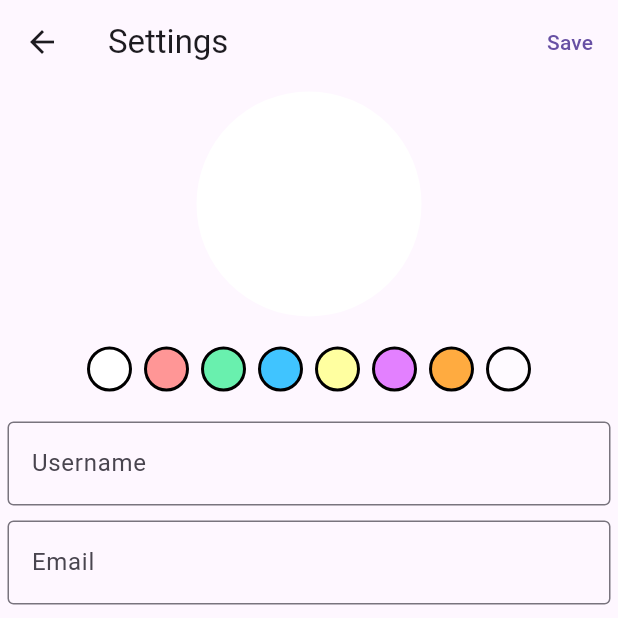
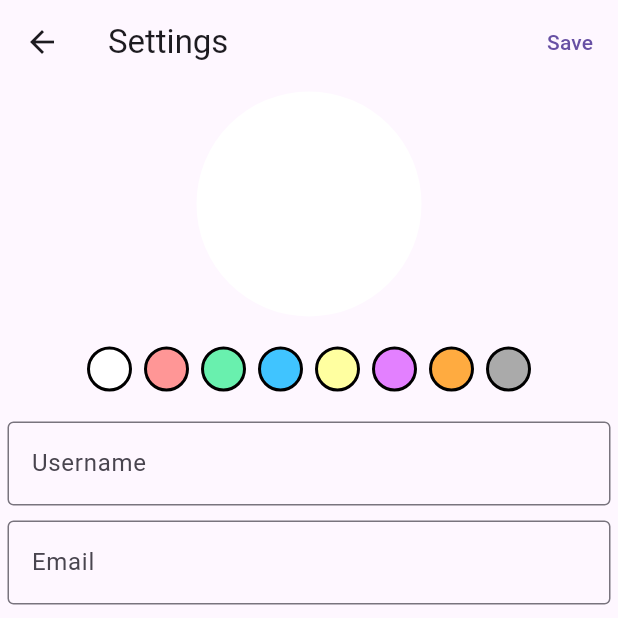
Before and after one commit to Beytullahp42/ForumApp-Flutter, a Flutter app: the ProfilePage screen opened by its route, after a tap on the "settings" icon, on a phone screen of 412 x 824 dp, the top half of it. Run offline on Flutter 3.47's test engine with Material 3 defaults, Android fonts, the phone set to English and light mode, and no system bars; our stand-ins replace connectivity_plus, emoji_picker_flutter, fluttertoast, shared_preferences, timeago; accounts and stored records are empty; network calls fail.

Commit message:
Final touches

```diff
--- a/lib/components/color_option.dart
+++ b/lib/components/color_option.dart
@@ -14,7 +14,7 @@ class ColorOption {
     ColorOption(Color(0xFFFFFFA0), "Yellow"),
     ColorOption(Color(0xffe380ff), "Purple"),
     ColorOption(Colors.orangeAccent, "Orange"),
-    ColorOption(Colors.white38, "Grey"),
+    ColorOption(Color(0xFFAAAAAA), "Grey"),
   ];
 
   static final Map<String, Color> colorMap = {
--- a/lib/components/profile_picture.dart
+++ b/lib/components/profile_picture.dart
@@ -1,4 +1,5 @@
 import 'package:flutter/material.dart';
+import 'package:forum_app_ui/components/color_option.dart';
 
 class ProfilePicture extends StatelessWidget {
   final String emojiText; // The emoji to display
@@ -14,7 +15,7 @@ class ProfilePicture extends StatelessWidget {
   Widget build(BuildContext context) {
     List<String> parts = emojiText.split('&');
     String emoji = parts[0];
-    Color color = _getColor(parts[1]);
+    Color color = ColorOption.getColorByName(parts[1]);
     return Container(
       width: size, // Circle size
       height: size, // Circle size
@@ -34,26 +35,4 @@ class ProfilePicture extends StatelessWidget {
     );
   }
 
-  Color _getColor(String color) {
-    switch (color.toLowerCase()) {
-      case 'red':
-        return Colors.red;
-      case 'green':
-        return Colors.green;
-      case 'blue':
-        return Colors.blue;
-      case 'yellow':
-        return Colors.yellow;
-      case 'purple':
-        return Colors.purple;
-      case 'orange':
-        return Colors.orange;
-      case 'black':
-        return Colors.black;
-      case 'white':
-        return Colors.white;
-      default:
-        return Colors.white;
-    }
-  }
 }
--- a/lib/routes.dart
+++ b/lib/routes.dart
@@ -8,6 +8,7 @@ import 'package:forum_app_ui/pages/post_page.dart';
 import 'package:forum_app_ui/pages/profile_page.dart';
 import 'package:forum_app_ui/pages/register_page.dart';
 import 'package:forum_app_ui/pages/settings_page.dart';
+import 'package:forum_app_ui/pages/user_page.dart';
 
 class AppRoutes {
   static const String home = "/home";
@@ -18,7 +19,7 @@ class AppRoutes {
   static const String createPost = "/createPost";
   static const String post = "/post";
   static const String noConnectionPage = "/noConnectionPage";
-
+  static const String userPage = "/userPage";
   static const String initialRoute = home;
 
   static Map<String, WidgetBuilder> routes = {
@@ -36,5 +37,9 @@ class AppRoutes {
       return PostPage(postId: args);
     },
     "/noConnectionPage": (context) => const NoConnectionPage(),
+    "/userPage": (context) {
+      final args = ModalRoute.of(context)!.settings.arguments as int;
+      return UserPage(id: args);
+    },
   };
 }
```
Also changed, not shown: lib/components/comment_tile.dart (+49 -17 lines), lib/components/post_tile.dart (+12 -3 lines), lib/pages/login_page.dart (+11 -4 lines), lib/pages/user_page.dart (added, +125 -0 lines), lib/services/api_calls.dart (+29 -0 lines).
